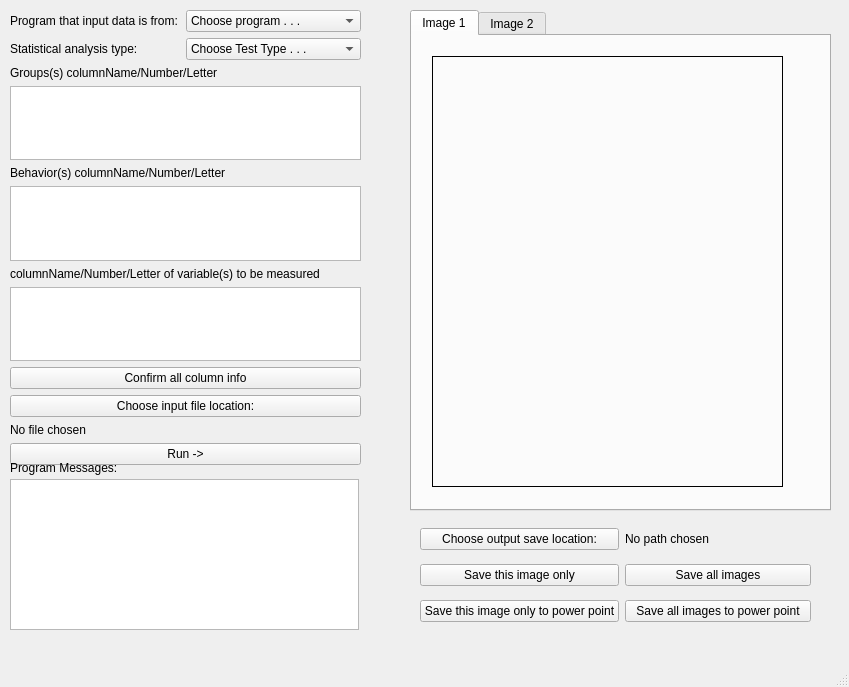
Above: mainwindow.ui from ZelikowskyLab/autograph_behavior before the change. Below: the same form after it.
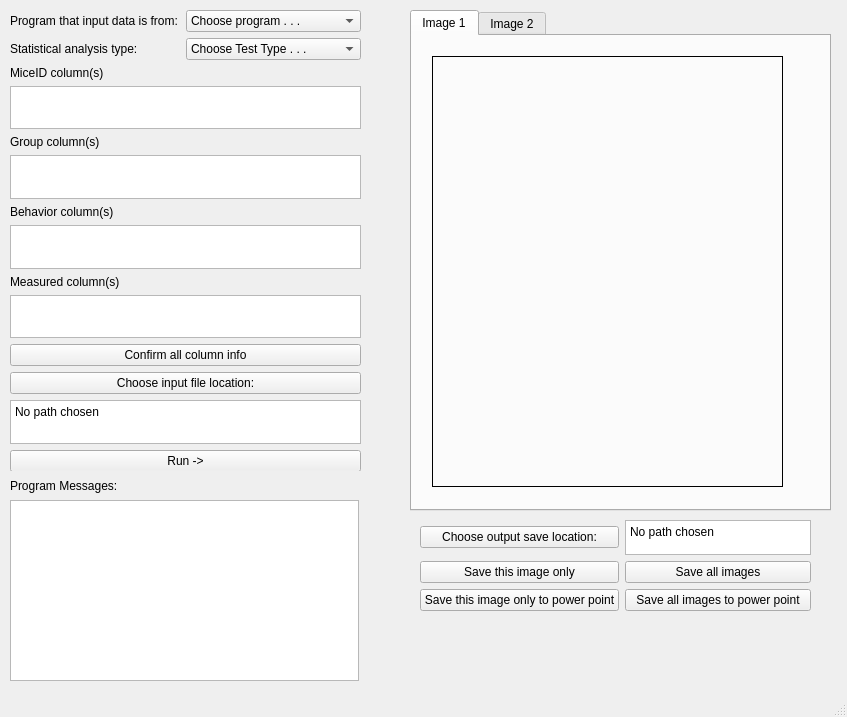
That is the form after the change.

Commit message: supports range of column names

```diff
--- a/mainwindow.ui
+++ b/mainwindow.ui
@@ -6,8 +6,8 @@
    <rect>
     <x>0</x>
     <y>0</y>
-    <width>849</width>
-    <height>687</height>
+    <width>847</width>
+    <height>717</height>
    </rect>
   </property>
   <property name="windowTitle">
@@ -20,7 +20,7 @@
       <x>10</x>
       <y>10</y>
       <width>351</width>
-      <height>455</height>
+      <height>461</height>
      </rect>
     </property>
     <layout class="QGridLayout" name="input_params">
@@ -36,6 +36,9 @@
      <property name="horizontalSpacing">
       <number>5</number>
      </property>
+     <item row="7" column="0">
+      <widget class="QPlainTextEdit" name="beh_cols_input"/>
+     </item>
      <item row="0" column="0">
       <layout class="QHBoxLayout" name="horizontalLayout_2">
        <item>
@@ -66,43 +69,34 @@
        </item>
       </layout>
      </item>
+     <item row="6" column="0">
+      <widget class="QLabel" name="beh_cols_label">
+       <property name="text">
+        <string>Behavior column(s)</string>
+       </property>
+      </widget>
+     </item>
      <item row="11" column="0">
-      <widget class="QLabel" name="in_location_label">
-       <property name="cursor">
-        <cursorShape>IBeamCursor</cursorShape>
-       </property>
-       <property name="text">
-        <string>No file chosen</string>
-       </property>
-       <property name="textInteractionFlags">
-        <set>Qt::LinksAccessibleByMouse|Qt::TextSelectableByMouse</set>
-       </property>
-      </widget>
-     </item>
-     <item row="5" column="0">
-      <widget class="QPlainTextEdit" name="beh_cols_input"/>
-     </item>
-     <item row="10" column="0">
-      <widget class="QPushButton" name="in_location_button">
-       <property name="text">
-        <string>Choose input file location:</string>
-       </property>
-      </widget>
-     </item>
-     <item row="2" column="0">
-      <widget class="QLabel" name="grp_cols_label">
-       <property name="text">
-        <string>Groups(s) columnName/Number/Letter</string>
-       </property>
-      </widget>
-     </item>
-     <item row="8" column="0">
       <widget class="QPlainTextEdit" name="measured_cols_input"/>
      </item>
+     <item row="2" column="0">
+      <widget class="QLabel" name="mice_cols_label">
+       <property name="text">
+        <string>MiceID column(s)</string>
+       </property>
+      </widget>
+     </item>
      <item row="3" column="0">
-      <widget class="QPlainTextEdit" name="grp_cols_input"/>
+      <widget class="QPlainTextEdit" name="mice_cols_input"/>
      </item>
-     <item row="12" column="0">
+     <item row="14" column="0">
+      <widget class="QPushButton" name="in_location_button">
+       <property name="text">
+        <string>Choose input file location:</string>
+       </property>
+      </widget>
+     </item>
+     <item row="16" column="0">
       <widget class="QPushButton" name="run_button">
        <property name="text">
         <string>Run -&gt;</string>
@@ -110,16 +104,16 @@
       </widget>
      </item>
      <item row="4" column="0">
-      <widget class="QLabel" name="beh_cols_label">
+      <widget class="QLabel" name="grp_cols_label">
        <property name="text">
-        <string>Behavior(s) columnName/Number/Letter</string>
+        <string>Group column(s)</string>
        </property>
       </widget>
      </item>
-     <item row="7" column="0">
+     <item row="9" column="0">
       <widget class="QLabel" name="measured_cols_label">
        <property name="text">
-        <string>columnName/Number/Letter of variable(s) to be measured</string>
+        <string>Measured column(s)</string>
        </property>
       </widget>
      </item>
@@ -163,13 +157,30 @@
        </item>
       </layout>
      </item>
-     <item row="9" column="0">
+     <item row="5" column="0">
+      <widget class="QPlainTextEdit" name="grp_cols_input"/>
+     </item>
+     <item row="13" column="0">
       <widget class="QPushButton" name="confirm_col_info_button">
        <property name="text">
         <string>Confirm all column info</string>
        </property>
       </widget>
      </item>
+     <item row="15" column="0">
+      <widget class="QTextBrowser" name="in_location_text">
+       <property name="html">
+        <string>&lt;!DOCTYPE HTML PUBLIC &quot;-//W3C//DTD HTML 4.0//EN&quot; &quot;http://www.w3.org/TR/REC-html40/strict.dtd&quot;&gt;
+&lt;html&gt;&lt;head&gt;&lt;meta name=&quot;qrichtext&quot; content=&quot;1&quot; /&gt;&lt;meta charset=&quot;utf-8&quot; /&gt;&lt;style type=&quot;text/css&quot;&gt;
+p, li { white-space: pre-wrap; }
+hr { height: 1px; border-width: 0; }
+li.unchecked::marker { content: &quot;\2610&quot;; }
+li.checked::marker { content: &quot;\2612&quot;; }
+&lt;/style&gt;&lt;/head&gt;&lt;body style=&quot; font-family:'Segoe UI'; font-size:9pt; font-weight:400; font-style:normal;&quot;&gt;
+&lt;p style=&quot; margin-top:0px; margin-bottom:0px; margin-left:0px; margin-right:0px; -qt-block-indent:0; text-indent:0px;&quot;&gt;No path chosen&lt;/p&gt;&lt;/body&gt;&lt;/html&gt;</string>
+       </property>
+      </widget>
+     </item>
     </layout>
    </widget>
    <widget class="QTabWidget" name="images">
@@ -242,7 +253,7 @@
       <x>420</x>
       <y>520</y>
       <width>391</width>
-      <height>111</height>
+      <height>91</height>
      </rect>
     </property>
     <layout class="QGridLayout" name="save_graph_options">
@@ -282,15 +293,16 @@
       </widget>
      </item>
      <item row="0" column="1">
-      <widget class="QLabel" name="out_png_location_label">
-       <property name="cursor">
-        <cursorShape>IBeamCursor</cursorShape>
-       </property>
-       <property name="text">
-        <string>No path chosen</string>
-       </property>
-       <property name="textInteractionFlags">
-        <set>Qt::LinksAccessibleByMouse|Qt::TextSelectableByMouse</set>
+      <widget class="QTextBrowser" name="out_png_location_text">
+       <property name="html">
+        <string>&lt;!DOCTYPE HTML PUBLIC &quot;-//W3C//DTD HTML 4.0//EN&quot; &quot;http://www.w3.org/TR/REC-html40/strict.dtd&quot;&gt;
+&lt;html&gt;&lt;head&gt;&lt;meta name=&quot;qrichtext&quot; content=&quot;1&quot; /&gt;&lt;meta charset=&quot;utf-8&quot; /&gt;&lt;style type=&quot;text/css&quot;&gt;
+p, li { white-space: pre-wrap; }
+hr { height: 1px; border-width: 0; }
+li.unchecked::marker { content: &quot;\2610&quot;; }
+li.checked::marker { content: &quot;\2612&quot;; }
+&lt;/style&gt;&lt;/head&gt;&lt;body style=&quot; font-family:'Segoe UI'; font-size:9pt; font-weight:400; font-style:normal;&quot;&gt;
+&lt;p style=&quot; margin-top:0px; margin-bottom:0px; margin-left:0px; margin-right:0px; -qt-block-indent:0; text-indent:0px;&quot;&gt;No path chosen&lt;/p&gt;&lt;/body&gt;&lt;/html&gt;</string>
        </property>
       </widget>
      </item>
@@ -300,9 +312,9 @@
     <property name="geometry">
      <rect>
       <x>10</x>
-      <y>479</y>
+      <y>500</y>
       <width>349</width>
-      <height>151</height>
+      <height>181</height>
      </rect>
     </property>
    </widget>
@@ -310,9 +322,9 @@
     <property name="geometry">
      <rect>
       <x>10</x>
-      <y>460</y>
+      <y>470</y>
       <width>349</width>
-      <height>16</height>
+      <height>31</height>
      </rect>
     </property>
     <property name="text">
```
Left out of the diff: 36 changed lines with no effect on the pictures. The commit also changes 4 other files.
